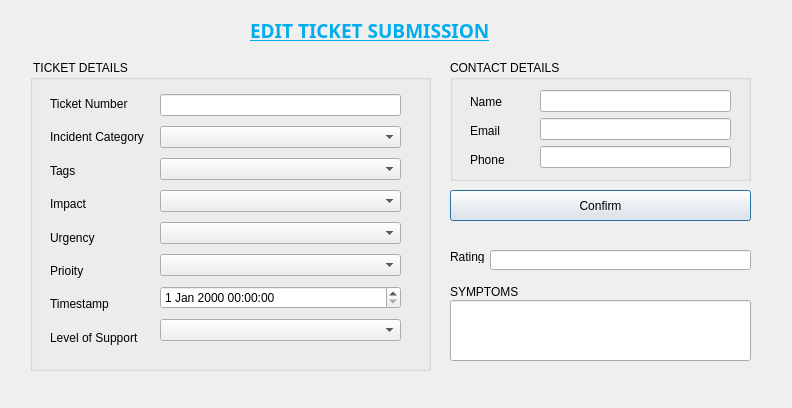
27011389/BitTicket, file editticketdialog.ui: the form before one commit.
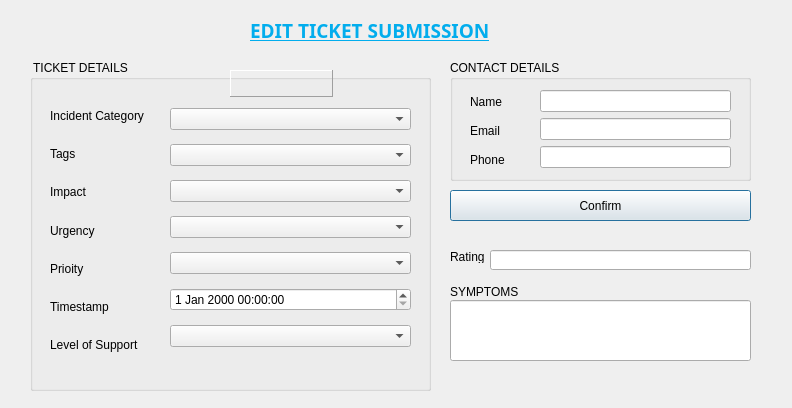
The form after the commit.

```diff
--- a/editticketdialog.ui
+++ b/editticketdialog.ui
@@ -44,7 +44,7 @@
      <x>30</x>
      <y>60</y>
      <width>401</width>
-     <height>311</height>
+     <height>331</height>
     </rect>
    </property>
    <property name="title">
@@ -54,19 +54,12 @@
     <property name="geometry">
      <rect>
       <x>20</x>
-      <y>30</y>
+      <y>40</y>
       <width>105</width>
       <height>261</height>
      </rect>
     </property>
     <layout class="QVBoxLayout" name="verticalLayout_3">
-     <item>
-      <widget class="QLabel" name="lb_ticket_num">
-       <property name="text">
-        <string>Ticket Number</string>
-       </property>
-      </widget>
-     </item>
      <item>
       <widget class="QLabel" name="lb_incident_cat">
        <property name="text">
@@ -121,16 +114,13 @@
    <widget class="QWidget" name="layoutWidget_2">
     <property name="geometry">
      <rect>
-      <x>130</x>
-      <y>30</y>
+      <x>140</x>
+      <y>40</y>
       <width>241</width>
       <height>261</height>
      </rect>
     </property>
     <layout class="QVBoxLayout" name="verticalLayout">
-     <item>
-      <widget class="QLineEdit" name="lineEdit"/>
-     </item>
      <item>
       <widget class="QComboBox" name="comboBox_5"/>
      </item>
@@ -154,6 +144,25 @@
      </item>
     </layout>
    </widget>
+   <widget class="QLabel" name="lb_ticket_num">
+    <property name="geometry">
+     <rect>
+      <x>200</x>
+      <y>10</y>
+      <width>103</width>
+      <height>27</height>
+     </rect>
+    </property>
+    <property name="frameShape">
+     <enum>QFrame::Panel</enum>
+    </property>
+    <property name="frameShadow">
+     <enum>QFrame::Raised</enum>
+    </property>
+    <property name="text">
+     <string/>
+    </property>
+   </widget>
   </widget>
   <widget class="QLineEdit" name="lineEdit_4">
    <property name="geometry">
```
